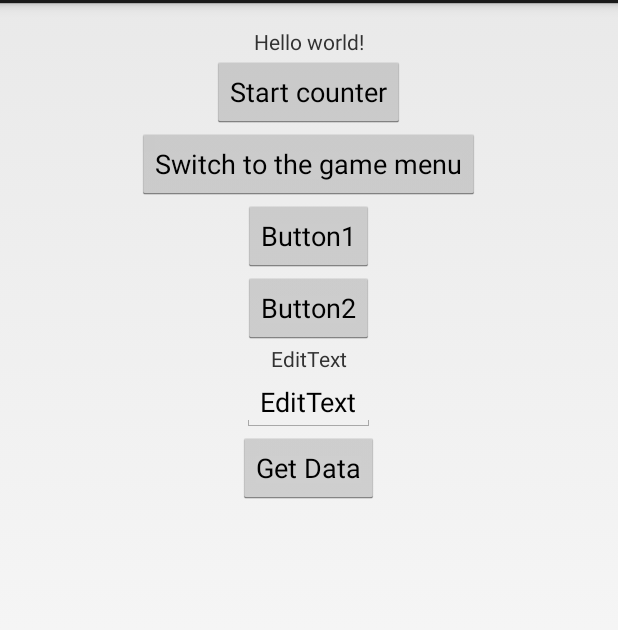
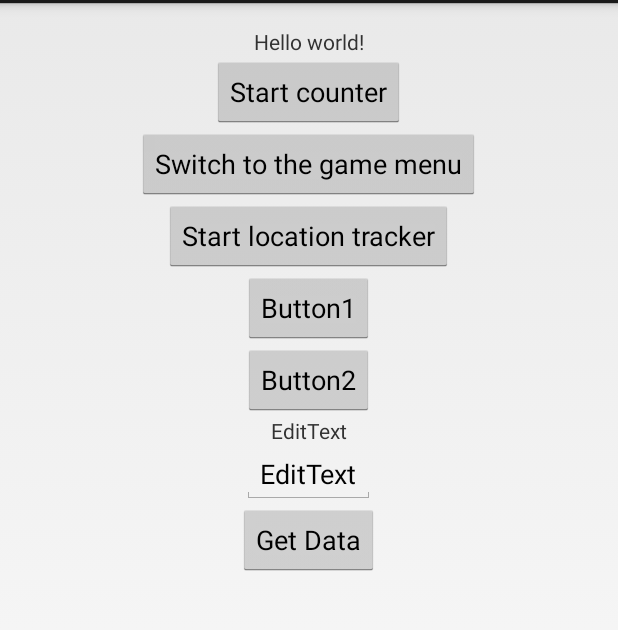
Before and after one commit to Eclipse5599/project, an Android app: the screen it shows after launch (MainActivity), in the options menu, after a tap on "Settings", on a phone screen of 412 x 824 dp, the part 69-699 px from its top. Run offline under Robolectric (Android 15) with nearby library versions, the light colour scheme and no system bars.

Commit message:
Changed onclick method

```diff
--- a/FlagCap/app/src/main/AndroidManifest.xml
+++ b/FlagCap/app/src/main/AndroidManifest.xml
@@ -4,6 +4,7 @@
 
     <!-- Permission usage -->
     <uses-permission android:name="android.permission.ACCESS_FINE_LOCATION"/>
+    <uses-permission android:name="android.permission.INTERACT_ACROSS_USERS_FULL"/>
 
     <application
         android:allowBackup="true"
--- a/FlagCap/app/src/main/java/com/sammy/edward/flagcap/MainActivity.java
+++ b/FlagCap/app/src/main/java/com/sammy/edward/flagcap/MainActivity.java
@@ -11,75 +11,42 @@ import android.widget.EditText;
 import android.widget.TextView;
 
 
-public class MainActivity extends Activity {
+public class MainActivity extends Activity implements View.OnClickListener{
 
     Button startCounterButton;
     Button startGameMenuButton;
+    Button startLocationTrackerButton;
+    Button b;
+    Button b2;
+    Button buttonGetData;
     TextView t;
+    EditText e;
 
     @Override
     protected void onCreate(Bundle savedInstanceState) {
         super.onCreate(savedInstanceState);
         setContentView(R.layout.activity_main);
 
-        final EditText e = (EditText)findViewById(R.id.editText);
         t = (TextView)findViewById(R.id.textView);
+        e = (EditText)findViewById(R.id.editText);
 
-        Button b = (Button)findViewById(R.id.button);
-        b.setOnClickListener(new View.OnClickListener() {
-            @Override
-            public void onClick(View v) {
-                t.setText(e.getText());
-            }
-        });
+        b = (Button)findViewById(R.id.button);
+        b.setOnClickListener(this);
 
-        Button b2 = (Button)findViewById(R.id.button2);
-        b2.setOnClickListener(new View.OnClickListener() {
-            /**
-             * Moves to MainActivityB
-             * @param v
-             */
-            @Override
-            public void onClick(View v) {
-
-                Intent intent = new Intent(MainActivity.this, MainActivityB.class);
-                Bundle b = new Bundle();
-                b.putString("greeting", "hello");
-                intent.putExtra("greetingbudle", b);
-                intent.putExtra("message", "world");
-                intent.putExtra("showAll", true);
-                intent.putExtra("numItems", 5);
-
-                startActivity(intent);
-            }
-        });
+        b2 = (Button)findViewById(R.id.button2);
+        b2.setOnClickListener(this);
 
         startCounterButton = (Button) findViewById(R.id.start_counter);
-        startCounterButton.setOnClickListener(new View.OnClickListener() {
-            @Override
-            public void onClick(View v) {
-                Intent intent = new Intent(MainActivity.this, CounterActivity.class);
-                startActivity(intent);
-            }
-        });
+        startCounterButton.setOnClickListener(this);
 
         startGameMenuButton = (Button) findViewById(R.id.start_gamemenu);
-        startGameMenuButton.setOnClickListener(new View.OnClickListener() {
-            @Override
-            public void onClick(View v) {
-                Intent intent = new Intent(MainActivity.this, StartMenuActivity.class);
-                startActivity(intent);
-            }
-        });
+        startGameMenuButton.setOnClickListener(this);
 
-        Button buttonGetData = (Button)findViewById(R.id.buttonGetData);
-        buttonGetData.setOnClickListener(new View.OnClickListener() {
-            @Override
-            public void onClick(View v) {
-                Intent intent = new Intent(MainActivity.this, ActivityC.class);
-                startActivityForResult(intent, 0);
-            }
-        });
+        startLocationTrackerButton = (Button) findViewById(R.id.start_location_tracker);
+        startLocationTrackerButton.setOnClickListener(this);
+
+        buttonGetData = (Button)findViewById(R.id.buttonGetData);
+        buttonGetData.setOnClickListener(this);
     }
 
     @Override
@@ -112,4 +79,33 @@ public class MainActivity extends Activity {
         }
         super.onActivityResult(requestCode,resultCode,data);
     }
+
+    @Override
+    public void onClick(View v) {
+        if(v == startCounterButton) {
+            Intent intent = new Intent(MainActivity.this, CounterActivity.class);
+            startActivity(intent);
+        } else if (v == startGameMenuButton) {
+            Intent intent = new Intent(MainActivity.this, StartMenuActivity.class);
+            startActivity(intent);
+        } else if (v == startLocationTrackerButton) {
+            Intent intent = new Intent(MainActivity.this, LocationActivity.class);
+            startActivity(intent);
+        } else if(v == b) {
+            t.setText(e.getText());
+        } else if (v == b2) {
+            Intent intent = new Intent(MainActivity.this, MainActivityB.class);
+            Bundle b = new Bundle();
+            b.putString("greeting", "hello");
+            intent.putExtra("greetingbudle", b);
+            intent.putExtra("message", "world");
+            intent.putExtra("showAll", true);
+            intent.putExtra("numItems", 5);
+
+            startActivity(intent);
+        } else if ( v == buttonGetData) {
+            Intent intent = new Intent(MainActivity.this, ActivityC.class);
+            startActivityForResult(intent, 0);
+        }
+    }
 }
--- a/FlagCap/app/src/main/res/layout/activity_main.xml
+++ b/FlagCap/app/src/main/res/layout/activity_main.xml
@@ -33,6 +33,14 @@
         android:layout_height="wrap_content"
         android:layout_gravity="center"
         android:text="@string/action_gamemenu"
+    />
+
+    <Button
+        android:id="@+id/start_location_tracker"
+        android:layout_width="wrap_content"
+        android:layout_height="wrap_content"
+        android:layout_gravity="center"
+        android:text="@string/action_location"
     />
 
     <Button
--- a/FlagCap/app/src/main/res/values/strings.xml
+++ b/FlagCap/app/src/main/res/values/strings.xml
@@ -7,6 +7,7 @@
     <string name="action_settings">Settings</string>
     <string name="action_count">Start counter</string>
     <string name="action_gamemenu">Switch to the game menu</string>
+    <string name="action_location">Start location tracker</string>
 
     <!-- The Counter -->
     <string name="count_activity_title">The amazing counter</string>
```
